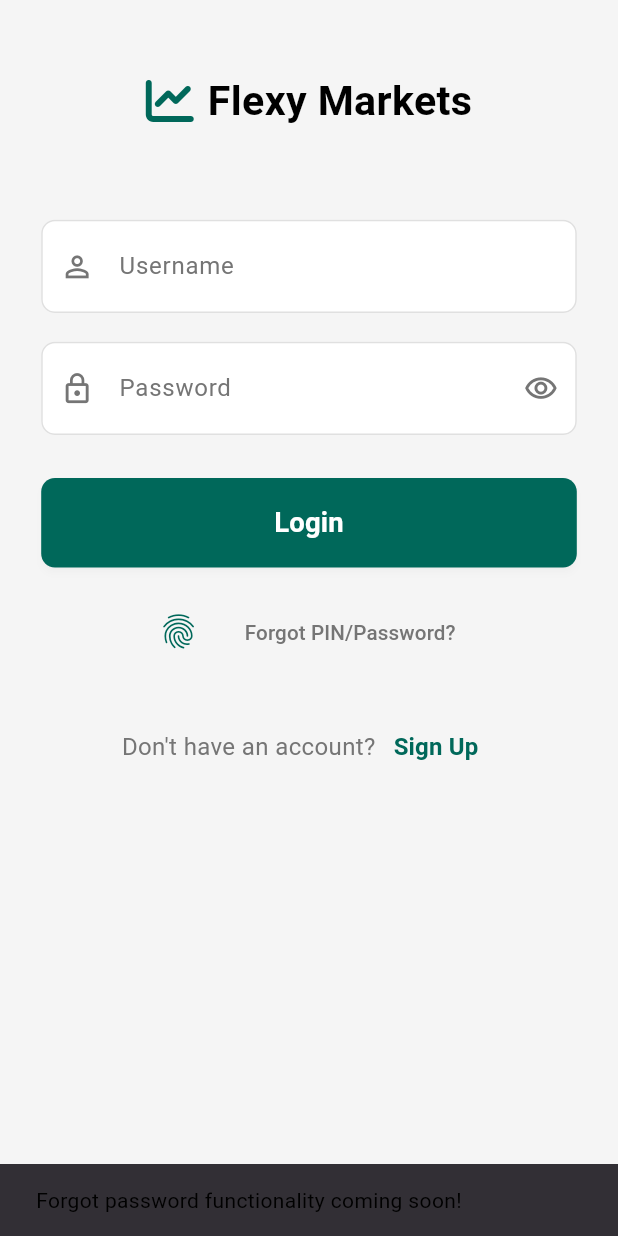
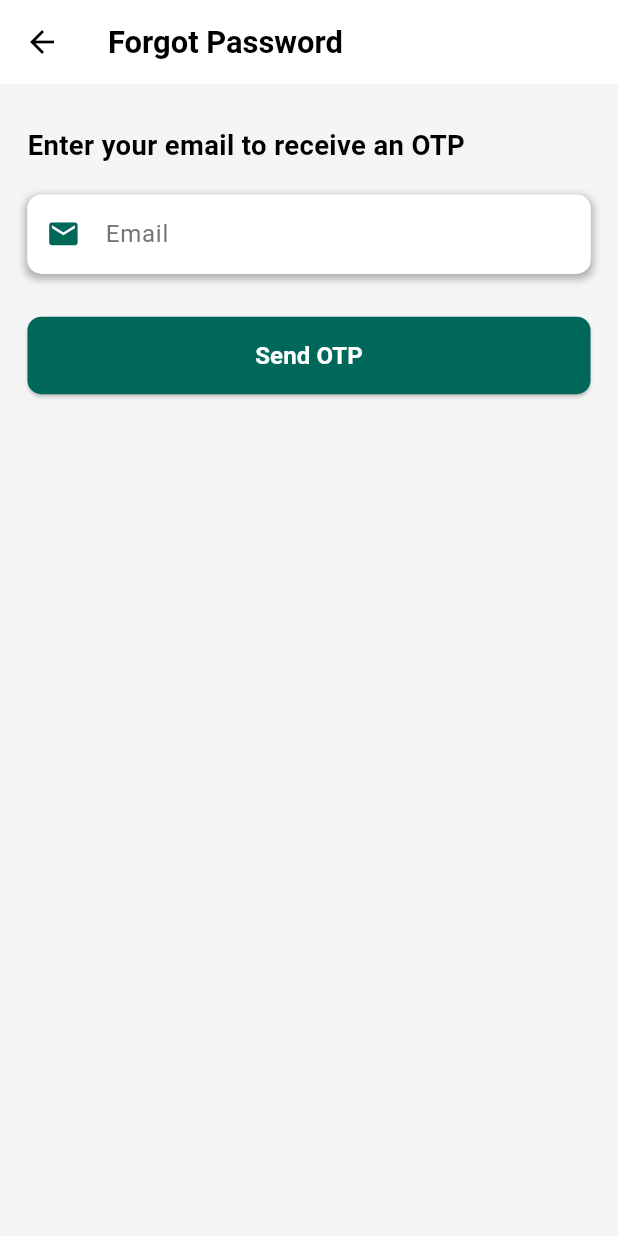
Before and after one commit to amangiriindia/flexymarket, a Flutter app: the LoginScreen screen opened directly, after a tap on "Forgot PIN/Password?", on a phone screen of 412 x 824 dp. Run offline on Flutter 3.47's test engine with Material 3 defaults, Android fonts, the phone set to English and light mode, and no system bars; our stand-ins replace flutter_screenutil, fluttertoast, font_awesome_flutter, image_picker, qr_flutter, shared_preferences and 1 more; accounts and stored records are empty.

Commit message:
intergate api for forgot password with design screen

```diff
--- /dev/null
+++ b/lib/screen/auth/forgot_password_screen.dart
@@ -0,0 +1,370 @@
+import 'package:flexy_markets/service/apiservice/forgot_password_service.dart';
+import 'package:flutter/material.dart';
+import 'package:flutter_screenutil/flutter_screenutil.dart';
+import 'package:provider/provider.dart';
+import '../../constant/app_color.dart';
+import '../../providers/theme_provider.dart';
+
+
+class ForgotPasswordScreen extends StatefulWidget {
+  const ForgotPasswordScreen({super.key});
+
+  @override
+  State<ForgotPasswordScreen> createState() => _ForgotPasswordScreenState();
+}
+
+class _ForgotPasswordScreenState extends State<ForgotPasswordScreen> {
+  final _emailController = TextEditingController();
+  final _otpController = TextEditingController();
+  final _newPasswordController = TextEditingController();
+  final _confirmPasswordController = TextEditingController();
+  final _formKey = GlobalKey<FormState>();
+  int _currentStep = 1;
+  String? _authToken;
+  bool _isLoading = false;
+  String? _errorMessage;
+
+  final ForgotPasswordService  _authService = ForgotPasswordService();
+
+  Future<void> _sendOtp() async {
+    if (!_formKey.currentState!.validate()) return;
+
+    setState(() {
+      _isLoading = true;
+      _errorMessage = null;
+    });
+
+    try {
+      await _authService.sendOtp(_emailController.text);
+      setState(() {
+        _currentStep = 2;
+        _isLoading = false;
+      });
+      ScaffoldMessenger.of(context).showSnackBar(
+        const SnackBar(content: Text('OTP sent to your email')),
+      );
+    } catch (e) {
+      setState(() {
+        _isLoading = false;
+        _errorMessage = e.toString();
+      });
+    }
+  }
+
+  Future<void> _verifyOtp() async {
+    if (!_formKey.currentState!.validate()) return;
+
+    setState(() {
+      _isLoading = true;
+      _errorMessage = null;
+    });
+
+    try {
+      final response = await _authService.verifyOtp(
+        _emailController.text,
+        _otpController.text,
+        _authToken ?? '',
+      );
+      setState(() {
+        _authToken = response['data'];
+        _currentStep = 3;
+        _isLoading = false;
+      });
+      ScaffoldMessenger.of(context).showSnackBar(
+        const SnackBar(content: Text('OTP verified')),
+      );
+    } catch (e) {
+      setState(() {
+        _isLoading = false;
+        _errorMessage = e.toString();
+      });
+    }
+  }
+
+  Future<void> _resetPassword() async {
+    if (!_formKey.currentState!.validate()) return;
+
+    setState(() {
+      _isLoading = true;
+      _errorMessage = null;
+    });
+
+    try {
+      await _authService.resetPassword(
+        _newPasswordController.text,
+        _confirmPasswordController.text,
+        _authToken ?? '',
+      );
+      setState(() {
+        _isLoading = false;
+      });
+      ScaffoldMessenger.of(context).showSnackBar(
+        const SnackBar(content: Text('Password reset successfully')),
+      );
+      Navigator.pop(context);
+    } catch (e) {
+      setState(() {
+        _isLoading = false;
+        _errorMessage = e.toString();
+      });
+    }
+  }
+
+  @override
+  void dispose() {
+    _emailController.dispose();
+    _otpController.dispose();
+    _newPasswordController.dispose();
+    _confirmPasswordController.dispose();
+    super.dispose();
+  }
+
+  @override
+  Widget build(BuildContext context) {
+    final isDarkMode = Provider.of<ThemeProvider>(context).isDarkMode;
+
+    return Scaffold(
+      backgroundColor: isDarkMode ? AppColors.darkBackground : AppColors.lightBackground,
+      appBar: AppBar(
+        title: Text(
+          'Forgot Password',
+          style: TextStyle(
+            fontSize: 18.sp,
+            fontWeight: FontWeight.bold,
+            color: isDarkMode ? AppColors.darkPrimaryText : AppColors.lightPrimaryText,
+          ),
+        ),
+        backgroundColor: isDarkMode ? AppColors.darkCard : AppColors.lightCard,
+        elevation: 0,
+        leading: IconButton(
+          icon: Icon(
+            Icons.arrow_back,
+            color: isDarkMode ? AppColors.darkPrimaryText : AppColors.lightPrimaryText,
+          ),
+          onPressed: () => Navigator.pop(context),
+        ),
+      ),
+      body: SafeArea(
+        child: SingleChildScrollView(
+          child: Padding(
+            padding: EdgeInsets.symmetric(horizontal: 16.w, vertical: 24.h),
+            child: Form(
+              key: _formKey,
+              child: Column(
+                crossAxisAlignment: CrossAxisAlignment.start,
+                children: [
+                  Text(
+                    _currentStep == 1
+                        ? 'Enter your email to receive an OTP'
+                        : _currentStep == 2
+                        ? 'Enter the OTP sent to your email'
+                        : 'Set your new password',
+                    style: TextStyle(
+                      fontSize: 16.sp,
+                      fontWeight: FontWeight.w600,
+                      color: isDarkMode ? AppColors.darkPrimaryText : AppColors.lightPrimaryText,
+                    ),
+                  ),
+                  SizedBox(height: 16.h),
+                  if (_currentStep == 1) ...[
+                    _buildTextField(
+                      controller: _emailController,
+                      label: 'Email',
+                      icon: Icons.email,
+                      isDarkMode: isDarkMode,
+                      validator: (value) {
+                        if (value == null || value.isEmpty) {
+                          return 'Please enter your email';
+                        }
+                        if (!RegExp(r'^[\w-\.]+@([\w-]+\.)+[\w-]{2,4}$').hasMatch(value)) {
+                          return 'Please enter a valid email';
+                        }
+                        return null;
+                      },
+                    ),
+                    SizedBox(height: 24.h),
+                    _buildButton(
+                      text: 'Send OTP',
+                      onPressed: _sendOtp,
+                      isDarkMode: isDarkMode,
+                      isLoading: _isLoading,
+                    ),
+                  ],
+                  if (_currentStep == 2) ...[
+                    _buildTextField(
+                      controller: _otpController,
+                      label: 'OTP',
+                      icon: Icons.lock,
+                      isDarkMode: isDarkMode,
+                      validator: (value) {
+                        if (value == null || value.isEmpty) {
+                          return 'Please enter the OTP';
+                        }
+                        if (value.length != 6 || !RegExp(r'^\d{6}$').hasMatch(value)) {
+                          return 'Please enter a valid 6-digit OTP';
+                        }
+                        return null;
+                      },
+                    ),
+                    SizedBox(height: 24.h),
+                    _buildButton(
+                      text: 'Verify OTP',
+                      onPressed: _verifyOtp,
+                      isDarkMode: isDarkMode,
+                      isLoading: _isLoading,
+                    ),
+                  ],
+                  if (_currentStep == 3) ...[
+                    _buildTextField(
+                      controller: _newPasswordController,
+                      label: 'New Password',
+                      icon: Icons.lock,
+                      isDarkMode: isDarkMode,
+                      obscureText: true,
+                      validator: (value) {
+                        if (value == null || value.isEmpty) {
+                          return 'Please enter a new password';
+                        }
+                        if (value.length < 8) {
+                          return 'Password must be at least 8 characters';
+                        }
+                        return null;
+                      },
+                    ),
+                    SizedBox(height: 16.h),
+                    _buildTextField(
+                      controller: _confirmPasswordController,
+                      label: 'Confirm Password',
+                      icon: Icons.lock,
+                      isDarkMode: isDarkMode,
+                      obscureText: true,
+                      validator: (value) {
+                        if (value == null || value.isEmpty) {
+                          return 'Please confirm your password';
+                        }
+                        if (value != _newPasswordController.text) {
+                          return 'Passwords do not match';
+                        }
+                        return null;
+                      },
+                    ),
+                    SizedBox(height: 24.h),
+                    _buildButton(
+                      text: 'Reset Password',
+                      onPressed: _resetPassword,
+                      isDarkMode: isDarkMode,
+                      isLoading: _isLoading,
+                    ),
+                  ],
+                  if (_errorMessage != null) ...[
+                    SizedBox(height: 16.h),
+                    Text(
+                      _errorMessage!,
+                      style: TextStyle(
+                        fontSize: 14.sp,
+                        color: AppColors.red,
+                      ),
+                    ),
+                  ],
+                ],
+              ),
+            ),
+          ),
+        ),
+      ),
+    );
+  }
+
+  Widget _buildTextField({
+    required TextEditingController controller,
+    required String label,
+    required IconData icon,
+    required bool isDarkMode,
+    bool obscureText = false,
+    String? Function(String?)? validator,
+  }) {
+    return Container(
+      decoration: BoxDecoration(
+        color: isDarkMode ? AppColors.darkCard : AppColors.lightCard,
+        borderRadius: BorderRadius.circular(8.r),
+        border: isDarkMode
+            ? Border.all(color: AppColors.darkBorder, width: 0.5)
+            : null,
+        boxShadow: isDarkMode
+            ? null
+            : [
+          BoxShadow(
+            color: AppColors.lightShadow.withOpacity(0.3),
+            spreadRadius: 1,
+            blurRadius: 4,
+            offset: const Offset(0, 2),
+          ),
+        ],
+      ),
+      child: TextFormField(
+        controller: controller,
+        obscureText: obscureText,
+        style: TextStyle(
+          fontSize: 14.sp,
+          color: isDarkMode ? AppColors.darkPrimaryText : AppColors.lightPrimaryText,
+        ),
+        decoration: InputDecoration(
+          labelText: label,
+          labelStyle: TextStyle(
+            fontSize: 14.sp,
+            color: isDarkMode ? AppColors.darkSecondaryText : AppColors.lightSecondaryText,
+          ),
+          prefixIcon: Icon(
+            icon,
+            size: 20.sp,
+            color: isDarkMode ? AppColors.darkAccent : AppColors.lightAccent,
+          ),
+          border: OutlineInputBorder(
+            borderRadius: BorderRadius.circular(8.r),
+            borderSide: BorderSide.none,
+          ),
+          contentPadding: EdgeInsets.symmetric(horizontal: 16.w, vertical: 12.h),
+        ),
+        validator: validator,
+      ),
+    );
+  }
+
+  Widget _buildButton({
+    required String text,
+    required VoidCallback onPressed,
+    required bool isDarkMode,
+    required bool isLoading,
+  }) {
+    return SizedBox(
+      width: double.infinity,
+      child: ElevatedButton(
+        onPressed: isLoading ? null : onPressed,
+        style: ElevatedButton.styleFrom(
+          backgroundColor: isDarkMode ? AppColors.darkAccent : AppColors.lightAccent,
+          padding: EdgeInsets.symmetric(horizontal: 16.w, vertical: 12.h),
+          shape: RoundedRectangleBorder(
+            borderRadius: BorderRadius.circular(8.r),
+          ),
+        ),
+        child: isLoading
+            ? SizedBox(
+          width: 20.w,
+          height: 20.h,
+          child: CircularProgressIndicator(
+            color: AppColors.white,
+            strokeWidth: 2.w,
+          ),
+        )
+            : Text(
+          text,
+          style: TextStyle(
+            fontSize: 14.sp,
+            fontWeight: FontWeight.w600,
+            color: AppColors.white,
+          ),
+        ),
+      ),
+    );
+  }
+}
--- a/lib/screen/auth/login_screen.dart
+++ b/lib/screen/auth/login_screen.dart
@@ -8,6 +8,7 @@
 import '../../providers/theme_provider.dart';
 import '../../service/apiservice/auth_service.dart';
 import '../base/main_screen.dart';
+import 'forgot_password_screen.dart';
 import 'registation_screen.dart';
 
 class LoginScreen extends StatefulWidget {
@@ -123,7 +124,7 @@
                 SizedBox(height: 24.h),
                 _buildLoginButton(isDarkMode),
                 SizedBox(height: 16.h),
-                _buildFingerprintAndForgot(isDarkMode),
+                _buildFingerprintAndForgot(isDarkMode,context),
                // SizedBox(height: 16.h),
             //    _buildDivider(isDarkMode),
                // SizedBox(height: 16.h),
@@ -246,7 +247,7 @@
     );
   }
 
-  Widget _buildFingerprintAndForgot(bool isDarkMode) {
+  Widget _buildFingerprintAndForgot(bool isDarkMode, BuildContext context) {
     return Row(
       mainAxisAlignment: MainAxisAlignment.center,
       children: [
@@ -279,17 +280,9 @@
         SizedBox(width: 8.w),
         TextButton(
           onPressed: () {
-            ScaffoldMessenger.of(context).showSnackBar(
-              SnackBar(
-                content: Text(
-                  'Forgot password functionality coming soon!',
-                  style: TextStyle(
-                    color: isDarkMode
-                        ? AppColors.darkPrimaryText
-                        : AppColors.lightPrimaryText,
-                  ),
-                ),
-              ),
+            Navigator.push(
+              context,
+              MaterialPageRoute(builder: (context) => const ForgotPasswordScreen()),
             );
           },
           child: Text(
--- /dev/null
+++ b/lib/service/apiservice/forgot_password_service.dart
@@ -0,0 +1,67 @@
+import 'dart:convert';
+import 'package:http/http.dart' as http;
+
+class ForgotPasswordService {
+  static const String _baseUrl = 'https://backend.boostbullion.com';
+  static const String _consumerKey = 'b53737e85e3ae186fbb21e16b22757ba';
+  static const String _consumerSecret = 'bCSdm382HawO7hkGlVzqXLoPEcr4jFDt';
+
+  Future<Map<String, dynamic>> sendOtp(String email) async {
+    final response = await http.post(
+      Uri.parse('$_baseUrl/user/auth/forgot/password/send/otp'),
+      headers: {
+        'accept': 'application/json',
+        'Authorization': _consumerSecret,
+        'consumerKey': _consumerKey,
+        'consumerSecret': _consumerSecret,
+        'Content-Type': 'application/x-www-form-urlencoded',
+      },
+      body: {
+        'email': email,
+      },
+    );
+
+    return _handleResponse(response);
+  }
+
+  Future<Map<String, dynamic>> verifyOtp(String email, String otp, String authToken) async {
+    final response = await http.patch(
+      Uri.parse('$_baseUrl/user/auth/forgot/password/verify/otp'),
+      headers: {
+        'Authorization': authToken,
+        'Content-Type': 'application/x-www-form-urlencoded',
+      },
+      body: {
+        'email': email,
+        'otp': otp,
+      },
+    );
+
+    return _handleResponse(response);
+  }
+
+  Future<Map<String, dynamic>> resetPassword(String newPassword, String confirmPassword, String authToken) async {
+    final response = await http.put(
+      Uri.parse('$_baseUrl/user/auth/reset/password'),
+      headers: {
+        'Authorization': authToken,
+        'Content-Type': 'application/x-www-form-urlencoded',
+      },
+      body: {
+        'newPassword': newPassword,
+        'cnfPassword': confirmPassword,
+      },
+    );
+
+    return _handleResponse(response);
+  }
+
+  Map<String, dynamic> _handleResponse(http.Response response) {
+    final Map<String, dynamic> responseBody = jsonDecode(response.body);
+    if (response.statusCode == 200 && responseBody['status'] == true) {
+      return responseBody;
+    } else {
+      throw Exception(responseBody['message'] ?? 'Request failed with status: ${response.statusCode}');
+    }
+  }
+}
```
